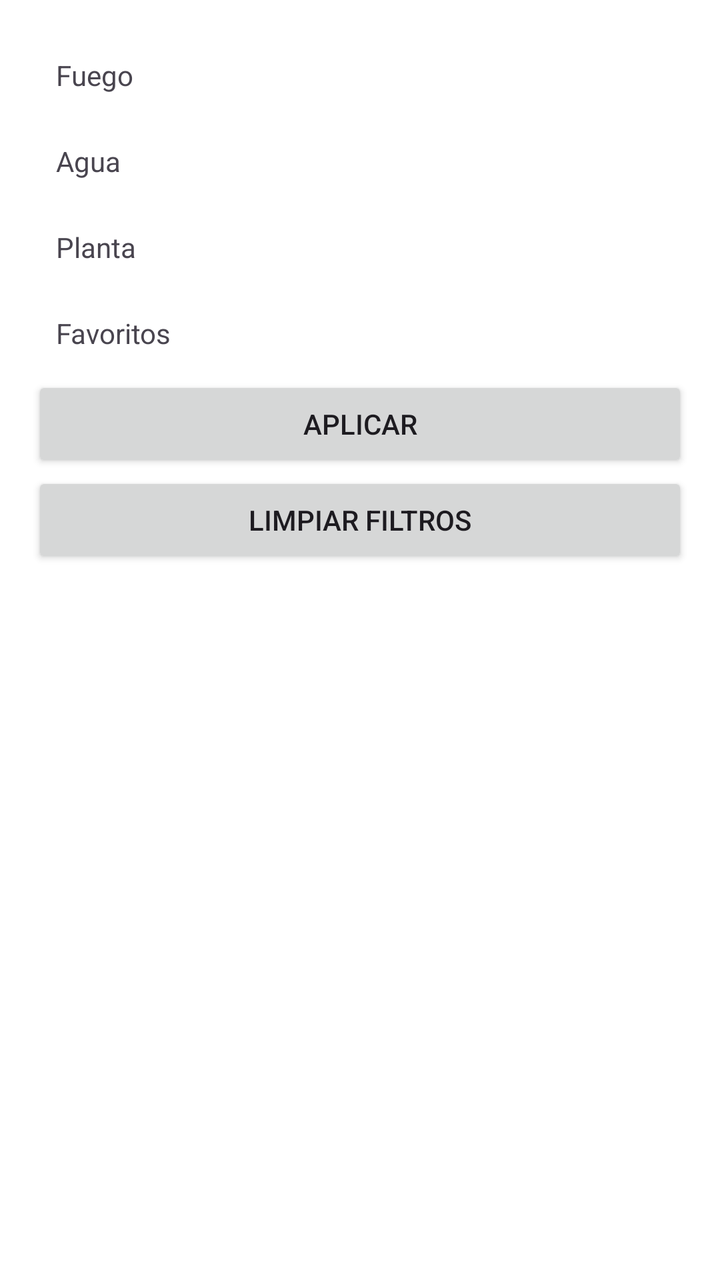
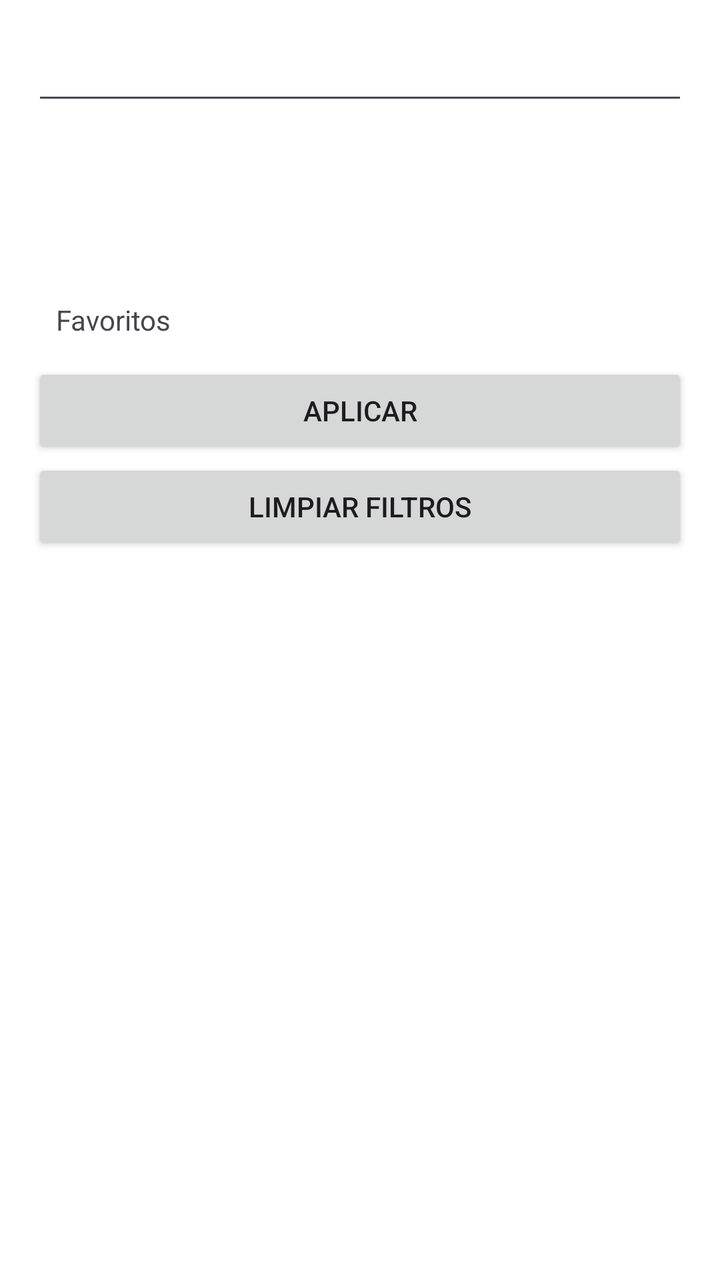

Before-and-after screenshots of an Android layout around one commit, followed by the original layout XML and the change that was made.
<!-- AndroidManifest.xml: application theme Theme.EonNav -->
<!-- res/layout/dialog_filters.xml -->
<?xml version="1.0" encoding="utf-8"?>
<LinearLayout xmlns:android="http://schemas.android.com/apk/res/android"
    android:layout_width="300dp"
    android:layout_height="wrap_content"
    android:orientation="vertical"
    android:padding="16dp"
    android:background="@android:color/white"
    android:clickable="true"
    android:focusable="true"
    android:descendantFocusability="beforeDescendants">

    <TextView
        android:id="@+id/filterFire"
        android:layout_width="match_parent"
        android:layout_height="wrap_content"
        android:text="Fuego"
        android:padding="12dp"/>

    <TextView
        android:id="@+id/filterWater"
        android:layout_width="match_parent"
        android:layout_height="wrap_content"
        android:text="Agua"
        android:padding="12dp"/>

    <TextView
        android:id="@+id/filterGrass"
        android:layout_width="match_parent"
        android:layout_height="wrap_content"
        android:text="Planta"
        android:padding="12dp"/>

    <TextView
        android:id="@+id/filterFavorites"
        android:layout_width="match_parent"
        android:layout_height="wrap_content"
        android:text="Favoritos"
        android:padding="12dp"/>

    <Button
        android:id="@+id/applyFilters"
        android:layout_width="match_parent"
        android:layout_height="wrap_content"
        android:text="Aplicar"/>

    <Button
        android:id="@+id/clearFilters"
        android:layout_width="match_parent"
        android:layout_height="wrap_content"
        android:text="Limpiar filtros"/>
</LinearLayout>
<!-- resources referenced by this layout -->
<resources>
  <style name="Theme.EonNav" parent="Base.Theme.EonNav" />
  <style name="Base.Theme.EonNav" parent="Theme.Material3.DayNight.NoActionBar">
          
          
      </style>
</resources>

<!-- the commit's change to res/layout/dialog_filters.xml (unified diff, before → after) -->
@@ -7,28 +7,32 @@
     android:background="@android:color/white"
     android:clickable="true"
     android:focusable="true"
-    android:descendantFocusability="beforeDescendants">
+    android:descendantFocusability="beforeDescendants"
+    style="@style/Widget.MaterialComponents.TextInputLayout.OutlinedBox.ExposedDropdownMenu">
+
+    <AutoCompleteTextView
+        android:id="@+id/typeDropdown"
+        android:layout_width="match_parent"
+        android:layout_height="wrap_content"
+        android:inputType="none"/>
 
     <TextView
         android:id="@+id/filterFire"
         android:layout_width="match_parent"
         android:layout_height="wrap_content"
-        android:text="Fuego"
-        android:padding="12dp"/>
+        android:padding="4dp"/>
 
     <TextView
         android:id="@+id/filterWater"
         android:layout_width="match_parent"
         android:layout_height="wrap_content"
-        android:text="Agua"
-        android:padding="12dp"/>
+        android:padding="4dp"/>
 
     <TextView
         android:id="@+id/filterGrass"
         android:layout_width="match_parent"
         android:layout_height="wrap_content"
-        android:text="Planta"
-        android:padding="12dp"/>
+        android:padding="4dp"/>
 
     <TextView
         android:id="@+id/filterFavorites"
